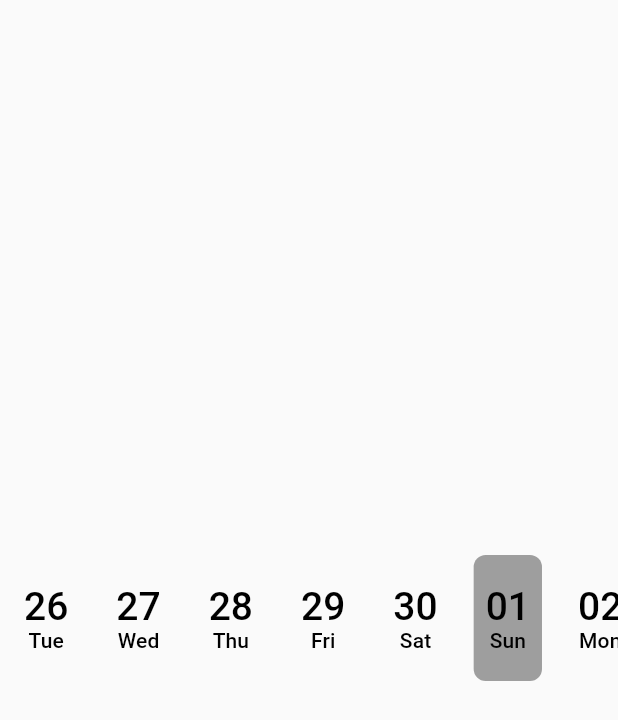
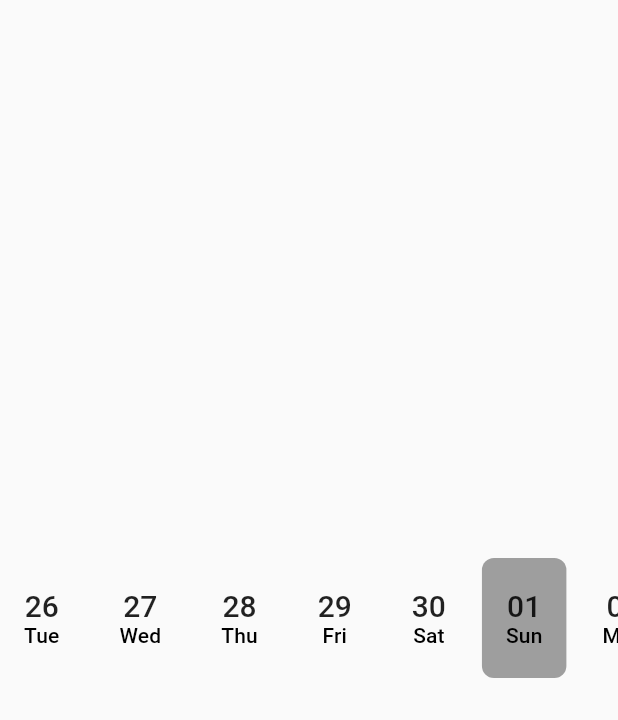
Before and after one commit to solutelabs/horizontal_calendar, a Flutter app: the screen it shows after launch, on a phone screen of 412 x 824 dp. Shown: the top 720 px of the screen. Run offline on Flutter 3.47's test engine with Material 2 defaults, Android fonts, the phone set to English and light mode, and no system bars.

Commit message:
Added spacing & padding properties

```diff
--- a/example/lib/main.dart
+++ b/example/lib/main.dart
@@ -14,6 +14,8 @@ class MyApp extends StatelessWidget {
       home: Scaffold(
         body: Center(
           child: HorizontalCalendar(
+            height: 80,
+            padding: EdgeInsets.all(16),
             firstDate: DateTime.now(),
             lastDate: DateTime.now().add(Duration(days: 30)),
             dateFormat: 'dd',
@@ -27,14 +29,6 @@ class MyApp extends StatelessWidget {
               color: Colors.grey,
               borderRadius: BorderRadius.circular(8),
             ),
-            dateTextStyle: Theme.of(context).textTheme.title.copyWith(
-                  color: Colors.black,
-                  fontSize: 26,
-                ),
-            selectedDateTextStyle: Theme.of(context).textTheme.title.copyWith(
-                  color: Colors.white,
-                  fontSize: 26,
-                ),
             isDateDisabled: (date) => date.weekday == 7,
           ),
         ),
--- a/lib/date_widget.dart
+++ b/lib/date_widget.dart
@@ -16,8 +16,9 @@ class DateWidget extends StatelessWidget {
   final VoidCallback onLongTap;
   final Decoration selectedDecoration;
   final Decoration disabledDecoration;
-  final isSelected;
-  final isDisabled;
+  final bool isSelected;
+  final bool isDisabled;
+  final EdgeInsetsGeometry padding;
 
   const DateWidget({
     Key key,
@@ -37,6 +38,7 @@ class DateWidget extends StatelessWidget {
     this.dayFormat,
     this.selectedDecoration,
     this.disabledDecoration,
+    this.padding,
   }) : super(key: key);
 
   @override
@@ -62,7 +64,7 @@ class DateWidget extends StatelessWidget {
             ? selectedDecoration
             : isDisabled ? disabledDecoration : null,
         child: Padding(
-          padding: const EdgeInsets.all(8.0),
+          padding: padding,
           child: Column(
             mainAxisAlignment: MainAxisAlignment.center,
             children: <Widget>[
--- a/lib/horizontal_calendar.dart
+++ b/lib/horizontal_calendar.dart
@@ -29,6 +29,8 @@ class HorizontalCalendar extends StatefulWidget {
   final DateBuilder isDateDisabled;
   final List<DateTime> initialSelectedDates;
   final ScrollController scrollController;
+  final double spacingBetweenDates;
+  final EdgeInsetsGeometry padding;
 
   HorizontalCalendar({
     Key key,
@@ -52,6 +54,8 @@ class HorizontalCalendar extends StatefulWidget {
     this.disabledDecoration = const BoxDecoration(color: Colors.grey),
     this.isDateDisabled,
     this.initialSelectedDates,
+    this.spacingBetweenDates = 8.0,
+    this.padding = const EdgeInsets.all(8.0),
   }) : super(key: key);
 
   @override
@@ -83,9 +87,10 @@ class _HorizontalCalendarState extends State<HorizontalCalendar> {
           itemCount: allDates.length,
           itemBuilder: (context, index) {
             final date = allDates[index];
-            return Padding(
-              padding: const EdgeInsets.all(8.0),
-              child: DateWidget(
+            return Row(
+              children: <Widget>[
+                DateWidget(
+                  padding: widget.padding,
                   isSelected: selectedDates.contains(date),
                   isDisabled: widget.isDateDisabled != null
                       ? widget.isDateDisabled(date)
@@ -120,6 +125,8 @@ class _HorizontalCalendarState extends State<HorizontalCalendar> {
                       ? widget.onDateLongTap(date)
                       : null,
                 ),
+                SizedBox(width: widget.spacingBetweenDates),
+              ],
             );
           },
         ),
```
Lines whose indentation alone changed are shown as unchanged.
